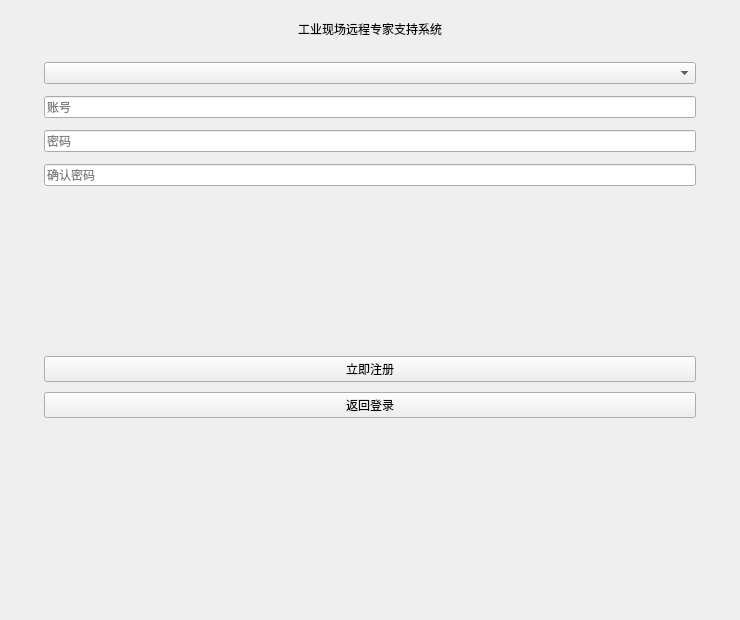
Qt form APP/subdirs/client/Forms/regist.ui (KirisameMarisa0602/EFCloudmeeting) before a commit.
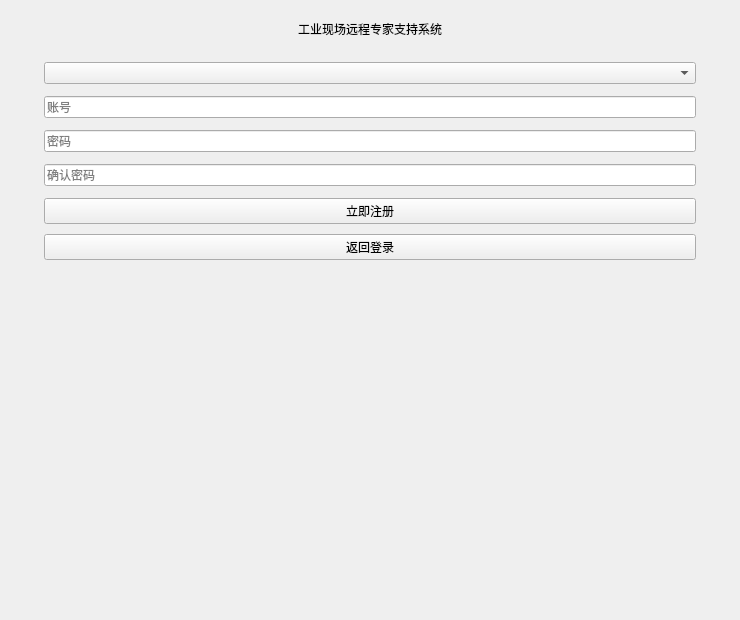
The same form after that commit.

What changed in the file:
```diff
--- a/APP/subdirs/client/Forms/regist.ui
+++ b/APP/subdirs/client/Forms/regist.ui
@@ -59,11 +59,6 @@
         <property name="echoMode"><enum>QLineEdit::Password</enum></property>
       </widget></item>
 
-      <item><spacer name="spacer_between_form_and_buttons">
-        <property name="orientation"><enum>Qt::Vertical</enum></property>
-        <property name="sizeHint"><size><width>20</width><height>6</height></size></property>
-      </spacer></item>
-
       <item>
        <layout class="QVBoxLayout" name="btnsLayout">
         <property name="spacing"><number>10</number></property>
@@ -80,7 +75,7 @@
 
       <item><spacer name="spacer_inside_card_bottom">
         <property name="orientation"><enum>Qt::Vertical</enum></property>
-        <property name="sizeHint"><size><width>20</width><height>4</height></size></property>
+        <property name="sizeHint"><size><width>20</width><height>8</height></size></property>
       </spacer></item>
 
      </layout>
```
